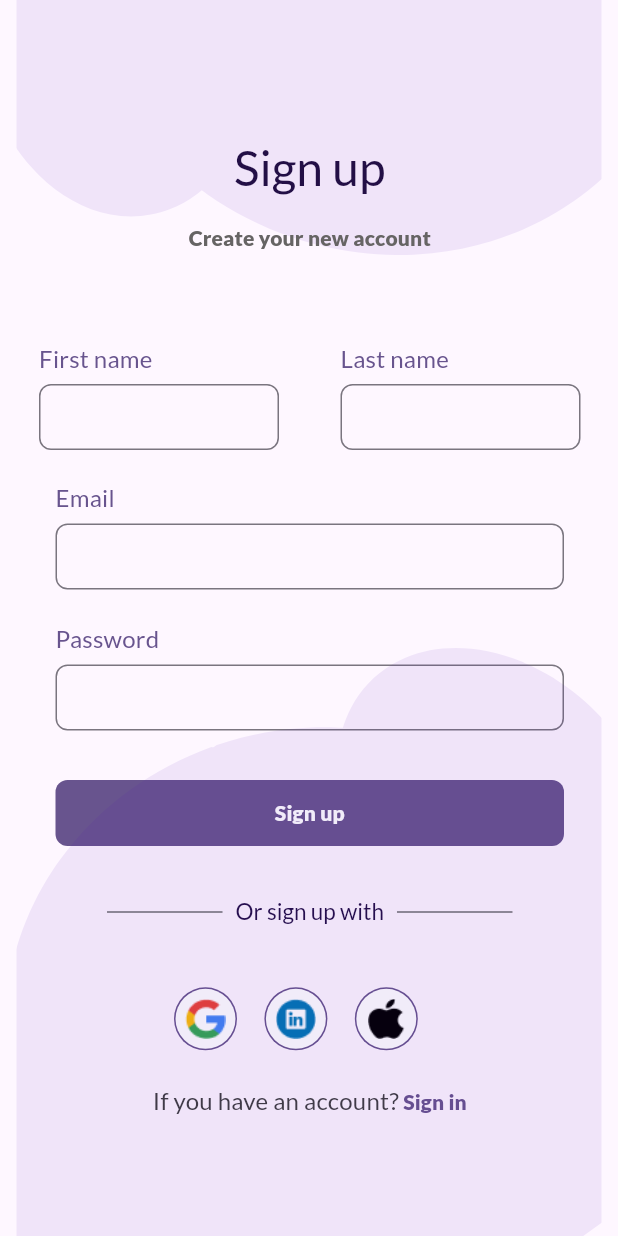
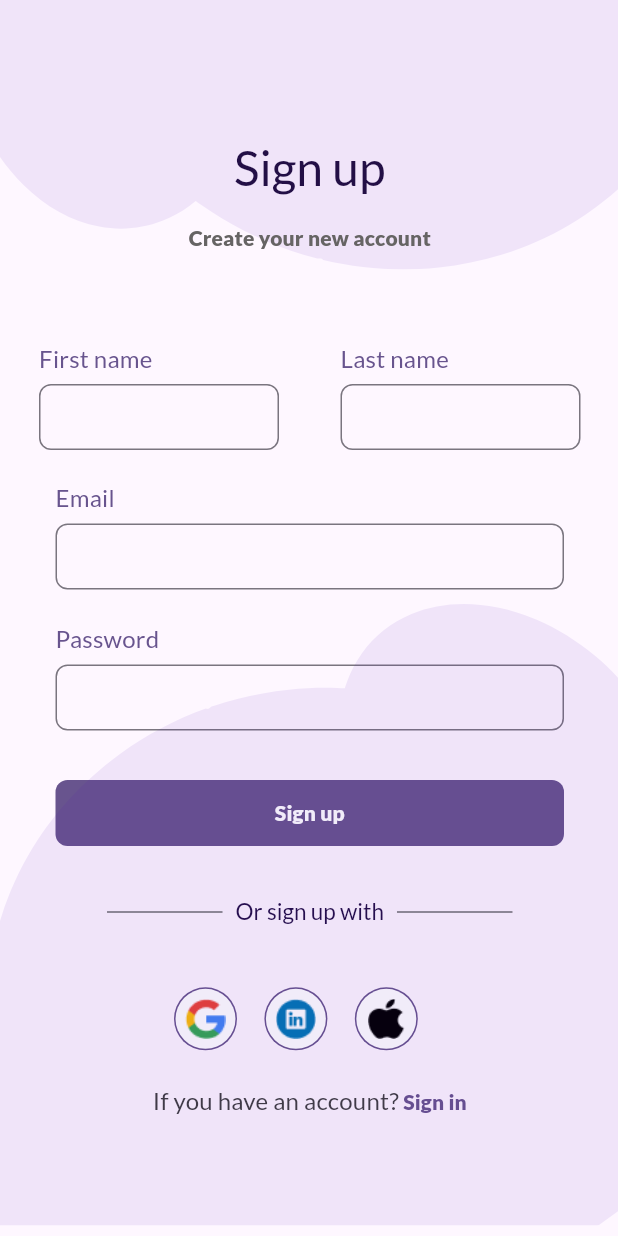
Before and after one commit to SamaritanoDev/AppsChallengeFlutter, a Flutter app: the SignUp screen opened by its route, on a phone screen of 412 x 824 dp. Run offline on Flutter 3.47's test engine with Material 3 defaults, Android fonts, the light colour scheme and no system bars; our stand-ins replace flutter_bloc, flutter_card_swiper, flutter_svg, sleek_circular_slider.

Commit message:
fix: spaces were eliminated from background cloud

```diff
--- a/finance_app_bubbles/lib/main.dart
+++ b/finance_app_bubbles/lib/main.dart
@@ -21,7 +21,7 @@ class MainApp extends StatelessWidget {
       initialRoute: '/splash',
       routes: {
         '/splash': (context) => const SplashScreen(),
-        '/onboarding': (context) => const MyOnboarding(),
+        '/onboarding': (context) => const  MyOnboarding(),
         '/singin': (context) => const SignIn(),
         '/signup': (context) => const SignUp(),
       },
--- a/finance_app_bubbles/lib/src/features/signIn/sign_in.dart
+++ b/finance_app_bubbles/lib/src/features/signIn/sign_in.dart
@@ -27,6 +27,7 @@ class SignIn extends StatelessWidget {
 
     return Scaffold(
       body: BackgroundCloud(
+        heightCloudBottom: 0.5,
         child: Padding(
           padding: const EdgeInsets.only(
             left: 26,
--- a/finance_app_bubbles/lib/src/features/signUp/sign_up.dart
+++ b/finance_app_bubbles/lib/src/features/signUp/sign_up.dart
@@ -19,6 +19,7 @@ class SignUp extends StatelessWidget {
 
     return Scaffold(
       body: BackgroundCloud(
+        heightCloudBottom: 0.52,
         child: Padding(
           padding: const EdgeInsets.only(
             left: 26,
--- a/finance_app_bubbles/lib/src/utils/backgroung_cloud.dart
+++ b/finance_app_bubbles/lib/src/utils/backgroung_cloud.dart
@@ -4,25 +4,28 @@ import 'package:flutter_svg/flutter_svg.dart';
 
 class BackgroundCloud extends StatelessWidget {
   final Widget child;
+  final double? heightCloudBottom;
   const BackgroundCloud({
     super.key,
     required this.child,
+    this.heightCloudBottom,
   });
 
   @override
   Widget build(BuildContext context) {
-    return Scaffold(
-      body: Stack(
+    final screenWidth = MediaQuery.of(context).size.width;
+    final screenHeight = MediaQuery.of(context).size.height;
+
+    return Stack(
       alignment: Alignment.center,
       clipBehavior: Clip.none,
       children: [
         Positioned(
           top: 0,
           child: IgnorePointer(
-              child: SizedBox(
             child: SvgPicture.asset(
               cloudTop,
-                ),
+              width: screenWidth,
             ),
           ),
         ),
@@ -36,12 +39,15 @@ class BackgroundCloud extends StatelessWidget {
             child: SizedBox(
               child: SvgPicture.asset(
                 cloudBottom,
+                width: screenWidth,
+                height: heightCloudBottom != null
+                    ? screenHeight * heightCloudBottom!
+                    : screenHeight * 0.456,
               ),
             ),
           ),
         ),
       ],
-      ),
     );
   }
 }
```
Also changed, not shown: finance_app_bubbles/pubspec.lock, 1 other file. Lines whose indentation alone changed are shown as unchanged.
